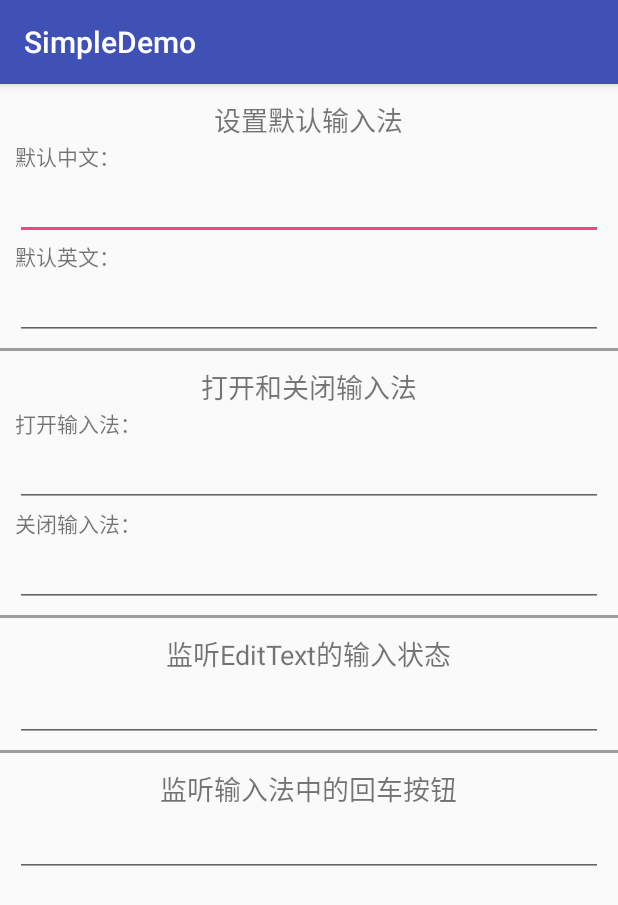
After one commit to dearHaoGeGe/SimpleSample, an Android app: the UseEditTextAct screen opened directly, with no data from a screen before it, on a phone screen of 412 x 824 dp. The commit adds this screen. Shown: the top 905 px of the screen. Run offline under Robolectric (Android 15) with nearby library versions, the phone set to English and light mode, and no system bars; libraries missing offline, so code that uses them is left out: com.orhanobut.logger.

Commit message:
学习使用EditText

```diff
--- a/app/src/main/AndroidManifest.xml
+++ b/app/src/main/AndroidManifest.xml
@@ -89,6 +89,8 @@
         <activity android:name=".cylinderImage_view.CylinderImageViewAct"/>
         <!--学习ViewPager+Fragment LazyLoad-->
         <activity android:name=".viewpager_fragment_lazyload.PagerFragmentLazyLoadAct"/>
+        <!--Android EditText 的使用及值得注意的地方-->
+        <activity android:name=".autohideime.UseEditTextAct"/>
 
         <!-- 在AndroidManifest中注册广播 -->
         <receiver android:name=".broadcast.AirPlaneModeReceiver">
--- a/app/src/main/java/com/my/simplesampletest/autohideime/AutoHideIMEActivity.java
+++ b/app/src/main/java/com/my/simplesampletest/autohideime/AutoHideIMEActivity.java
@@ -1,6 +1,8 @@
 package com.my.simplesampletest.autohideime;
 
 import android.os.Bundle;
+import android.view.View;
+import android.widget.Button;
 
 import com.my.simplesampletest.R;
 import com.my.simplesampletest.base.BaseActivity;
@@ -14,6 +16,8 @@ import com.my.simplesampletest.base.BaseActivity;
  */
 public class AutoHideIMEActivity extends BaseActivity{
 
+    private Button btn_AutoHideAct;
+
     @Override
     protected void onCreate(Bundle savedInstanceState) {
         super.onCreate(savedInstanceState);
@@ -23,7 +27,14 @@ public class AutoHideIMEActivity extends BaseActivity{
 
     @Override
     public void initView() {
+        btn_AutoHideAct= (Button) findViewById(R.id.btn_AutoHideAct);
 
+        btn_AutoHideAct.setOnClickListener(new View.OnClickListener() {
+            @Override
+            public void onClick(View v) {
+
+            }
+        });
     }
 
     @Override
--- /dev/null
+++ b/app/src/main/java/com/my/simplesampletest/autohideime/UseEditTextAct.java
@@ -0,0 +1,165 @@
+package com.my.simplesampletest.autohideime;
+
+import android.content.Context;
+import android.os.Bundle;
+import android.text.Editable;
+import android.text.TextWatcher;
+import android.util.Log;
+import android.view.KeyEvent;
+import android.view.View;
+import android.view.inputmethod.EditorInfo;
+import android.view.inputmethod.InputMethodManager;
+import android.widget.EditText;
+import android.widget.TextView;
+import android.widget.Toast;
+
+import com.my.simplesampletest.R;
+import com.my.simplesampletest.base.BaseActivity;
+import com.orhanobut.logger.Logger;
+
+/**
+ * Created by YJH on 2016/7/15.
+ */
+public class UseEditTextAct extends BaseActivity implements View.OnClickListener, TextWatcher, View.OnKeyListener {
+
+    private static final String TAG="EditText需要注意的地方";
+    private EditText ed_zh_cn,ed_en;                //设置默认输入法
+    private EditText ed_open_input,ed_close_input;  //打开和关闭输入法
+    private EditText ed_addTextChangedListener;     //监听EditText的输入状态
+    private EditText ed_OnKeyListener;              //监听输入法中的回车按钮
+    private TextView tv_open_input,tv_close_input;
+
+    @Override
+    protected void onCreate(Bundle savedInstanceState) {
+        super.onCreate(savedInstanceState);
+        setContentView(R.layout.activity_use_edit_text);
+
+        initView();
+        initData();
+    }
+
+    @Override
+    public void initView() {
+        ed_zh_cn= (EditText) findViewById(R.id.ed_zh_cn);
+        ed_en= (EditText) findViewById(R.id.ed_en);
+
+        ed_open_input= (EditText) findViewById(R.id.ed_open_input);
+        ed_close_input= (EditText) findViewById(R.id.ed_close_input);
+        tv_open_input= (TextView) findViewById(R.id.tv_open_input);
+        tv_close_input= (TextView) findViewById(R.id.tv_close_input);
+        ed_addTextChangedListener= (EditText) findViewById(R.id.ed_addTextChangedListener);
+        ed_OnKeyListener= (EditText) findViewById(R.id.ed_OnKeyListener);
+
+        tv_open_input.setOnClickListener(this);
+        tv_close_input.setOnClickListener(this);
+
+        ed_addTextChangedListener.addTextChangedListener(this);
+
+        ed_OnKeyListener.setOnKeyListener(this);
+    }
+
+    @Override
+    public void initData() {
+        //ed_zh_cn.setInputType(EditorInfo.TYPE_CLASS_PHONE);   //默认电话号码
+        ed_zh_cn.setInputType(EditorInfo.TYPE_CLASS_TEXT);  //默认中文
+        ed_en.setInputType(EditorInfo.TYPE_TEXT_VARIATION_URI); //默认英文
+
+
+        /**
+         * 改变输入法中回车按钮的显示内容
+         *
+         * IME_ACTION_SEARCH 搜索
+         * IME_ACTION_SEND 发送
+         * IME_ACTION_NEXT 下一步
+         * IME_ACTION_DONE 完成
+         */
+        ed_OnKeyListener.setImeOptions(EditorInfo.IME_ACTION_SEARCH);
+    }
+
+    @Override
+    public void onClick(View v) {
+        switch (v.getId()){
+            case R.id.tv_open_input:
+                Toast.makeText(UseEditTextAct.this, "打开输入法~", Toast.LENGTH_SHORT).show();
+                openInput(this,ed_open_input);
+                break;
+
+            case R.id.tv_close_input:
+                Toast.makeText(UseEditTextAct.this, "关闭输入法~", Toast.LENGTH_SHORT).show();
+                closeInput(this,ed_close_input);
+                break;
+        }
+    }
+
+
+    /**
+     * 打开输入法
+     *
+     * @param context
+     * @param editText
+     */
+    private void openInput(Context context, View editText){
+        InputMethodManager inputMethodManager = (InputMethodManager) context.getSystemService(Context.INPUT_METHOD_SERVICE);
+        inputMethodManager.showSoftInput(editText, 0);
+    }
+
+    /**
+     * 关闭输入法
+     *
+     * @param context
+     * @param editText
+     */
+    private void closeInput(Context context, View editText){
+        InputMethodManager inputMethodManager = (InputMethodManager) context.getSystemService(Context.INPUT_METHOD_SERVICE);
+        inputMethodManager.hideSoftInputFromWindow(editText.getWindowToken(), 0);
+    }
+
+    //********************************addTextChangedListener  开始**********************************//
+    @Override
+    public void beforeTextChanged(CharSequence s, int start, int count, int after) {
+
+    }
+
+    /**
+     * 监听EditText输入内容的变化，在这里可以监听输入内容的长度
+     *
+     * @param s
+     * @param start
+     * @param before
+     * @param count
+     */
+    @Override
+    public void onTextChanged(CharSequence s, int start, int before, int count) {
+        //Logger.d(TAG,s.toString());
+    }
+
+    /**
+     * 这里可以实现所输即所得，用户输入的同时可以立即在这里根据输入内容执行操作，显示搜索结果
+     *
+     * @param s
+     */
+    @Override
+    public void afterTextChanged(Editable s) {
+        Logger.d(TAG,s.toString());
+    }
+    //********************************addTextChangedListener  结束*********************************//
+
+
+    /**
+     * 监听输入法按键
+     *
+     * @param v
+     * @param keyCode
+     * @param event
+     * @return
+     */
+    @Override
+    public boolean onKey(View v, int keyCode, KeyEvent event) {
+        if (keyCode==KeyEvent.KEYCODE_ENTER && event.getAction()==KeyEvent.ACTION_UP){
+            Toast.makeText(UseEditTextAct.this, "手指弹起时执行确认功能", Toast.LENGTH_SHORT).show();
+            return true;
+        }
+        return false;
+    }
+
+}
--- a/app/src/main/java/com/my/simplesampletest/jsonobjecttostring/JSONObjectActivity.java
+++ b/app/src/main/java/com/my/simplesampletest/jsonobjecttostring/JSONObjectActivity.java
@@ -102,7 +102,7 @@ public class JSONObjectActivity extends BaseActivity {
 
     @Override
     public boolean onKeyDown(int keyCode, KeyEvent event) {
-        Toast.makeText(JSONObjectActivity.this, "555~", Toast.LENGTH_SHORT).show();
+        //Toast.makeText(JSONObjectActivity.this, "555~", Toast.LENGTH_SHORT).show();
         if (keyCode==event.KEYCODE_HOME){
             Snackbar.make(tv_JSONObjectAct,"点击Home键~",Snackbar.LENGTH_SHORT).show();
             return false;
--- a/app/src/main/java/com/my/simplesampletest/main/MainActivity.java
+++ b/app/src/main/java/com/my/simplesampletest/main/MainActivity.java
@@ -11,6 +11,7 @@ import android.view.View;
 import com.my.simplesampletest.about.AboutActivity;
 import com.my.simplesampletest.act_life_cycle.LifeCycleActivity;
 import com.my.simplesampletest.activitypostobject.PostActivity;
+import com.my.simplesampletest.autohideime.UseEditTextAct;
 import com.my.simplesampletest.broadcast.BroadCastActivity;
 import com.my.simplesampletest.coupondisplayview.CouponDisplayActivity;
 import com.my.simplesampletest.autohideime.AutoHideIMEActivity;
@@ -132,6 +133,10 @@ public class MainActivity extends BaseActivity implements MainActAdapter.MyItemO
         data.add("学习使用Snackbar");
         data.add("循环显示超长图片");
         data.add("学习ViewPager+Fragment LazyLoad");
+        data.add("Android EditText 的使用及值得注意的地方");
+        data.add("5s1d6a165a1ds515c15d1c5d");
+        data.add("5s1d6a165a1ds515c15d1c5d");
+        data.add("5s1d6a165a1ds515c15d1c5d");
         data.add("5s1d6a165a1ds515c15d1c5d");
         data.add("5s1d6a165a1ds515c15d1c5d");
         data.add("5s1d6a165a1ds515c15d1c5d");
@@ -266,6 +271,10 @@ public class MainActivity extends BaseActivity implements MainActAdapter.MyItemO
             case 27://学习ViewPager+Fragment LazyLoad
                 startActivity(new Intent(this, PagerFragmentLazyLoadAct.class));
                 break;
+
+            case 28://Android EditText 的使用及值得注意的地方
+                startActivity(new Intent(this, UseEditTextAct.class));
+                break;
         }
     }
 
--- a/app/src/main/res/layout/activity_auto_hide.xml
+++ b/app/src/main/res/layout/activity_auto_hide.xml
@@ -100,5 +100,12 @@
             android:layout_margin="10dp"
             android:hint="Hello World!" />
 
+        <Button
+            android:id="@+id/btn_AutoHideAct"
+            android:text="跳到下一个Activity"
+            android:textAllCaps="false"
+            android:layout_width="wrap_content"
+            android:layout_height="wrap_content" />
+
     </LinearLayout>
 </ScrollView>
--- /dev/null
+++ b/app/src/main/res/layout/activity_use_edit_text.xml
@@ -0,0 +1,166 @@
+<?xml version="1.0" encoding="utf-8"?>
+<ScrollView xmlns:android="http://schemas.android.com/apk/res/android"
+    android:layout_width="match_parent"
+    android:layout_height="match_parent"
+    android:orientation="vertical">
+
+    <RelativeLayout
+        android:layout_width="match_parent"
+        android:layout_height="match_parent"
+        android:orientation="vertical">
+
+        <LinearLayout
+            android:id="@+id/ll1"
+            android:layout_marginTop="10dp"
+            android:layout_marginRight="10dp"
+            android:layout_marginLeft="10dp"
+            android:layout_width="match_parent"
+            android:layout_height="wrap_content"
+            android:orientation="vertical" >
+
+            <TextView
+                android:textSize="18sp"
+                android:layout_gravity="center"
+                android:text="设置默认输入法"
+                android:layout_width="wrap_content"
+                android:layout_height="wrap_content" />
+
+            <TextView
+                android:text="默认中文："
+                android:layout_width="wrap_content"
+                android:layout_height="wrap_content" />
+
+            <EditText
+                android:id="@+id/ed_zh_cn"
+                android:layout_width="match_parent"
+                android:layout_height="wrap_content" />
+
+            <TextView
+                android:text="默认英文："
+                android:layout_width="wrap_content"
+                android:layout_height="wrap_content" />
+
+            <EditText
+                android:id="@+id/ed_en"
+                android:layout_width="match_parent"
+                android:layout_height="wrap_content" />
+
+        </LinearLayout>
+
+        <View
+            android:id="@+id/view1"
+            android:layout_below="@+id/ll1"
+            android:background="#9C9C9C"
+            android:layout_marginTop="5dp"
+            android:layout_width="match_parent"
+            android:layout_height="2dp"/>
+
+        <LinearLayout
+            android:layout_below="@+id/view1"
+            android:id="@+id/ll2"
+            android:layout_marginTop="10dp"
+            android:layout_marginRight="10dp"
+            android:layout_marginLeft="10dp"
+            android:layout_width="match_parent"
+            android:layout_height="wrap_content"
+            android:orientation="vertical" >
+
+            <TextView
+                android:textSize="18sp"
+                android:layout_gravity="center"
+                android:text="打开和关闭输入法"
+                android:layout_width="wrap_content"
+                android:layout_height="wrap_content" />
+
+            <TextView
+                android:id="@+id/tv_open_input"
+                android:text="打开输入法："
+                android:layout_width="wrap_content"
+                android:layout_height="wrap_content" />
+
+            <EditText
+                android:id="@+id/ed_open_input"
+                android:layout_width="match_parent"
+                android:layout_height="wrap_content" />
+
+            <TextView
+                android:id="@+id/tv_close_input"
+                android:text="关闭输入法："
+                android:layout_width="wrap_content"
+                android:layout_height="wrap_content" />
+
+            <EditText
+                android:id="@+id/ed_close_input"
+                android:layout_width="match_parent"
+                android:layout_height="wrap_content" />
+
+
+        </LinearLayout>
+
+        <View
+            android:id="@+id/view2"
+            android:layout_below="@+id/ll2"
+            android:background="#9C9C9C"
+            android:layout_marginTop="5dp"
+            android:layout_width="match_parent"
+            android:layout_height="2dp"/>
+
+        <LinearLayout
+            android:layout_below="@+id/view2"
+            android:id="@+id/ll3"
+            android:layout_marginTop="10dp"
+            android:layout_marginRight="10dp"
+            android:layout_marginLeft="10dp"
+            android:layout_width="match_parent"
+            android:layout_height="wrap_content"
+            android:orientation="vertical" >
+
+            <TextView
+                android:textSize="18sp"
+                android:layout_gravity="center"
+                android:text="监听EditText的输入状态"
+                android:layout_width="wrap_content"
+                android:layout_height="wrap_content" />
+
+            <EditText
+                android:id="@+id/ed_addTextChangedListener"
+                android:layout_width="match_parent"
+                android:layout_height="wrap_content" />
+
+        </LinearLayout>
+
+        <View
+            android:id="@+id/view3"
+            android:layout_below="@+id/ll3"
+            android:background="#9C9C9C"
+            android:layout_marginTop="5dp"
+            android:layout_width="match_parent"
+            android:layout_height="2dp"/>
+
+        <LinearLayout
+            android:layout_below="@+id/view3"
+            android:id="@+id/ll4"
+            android:layout_marginTop="10dp"
+            android:layout_marginRight="10dp"
+            android:layout_marginLeft="10dp"
+            android:layout_width="match_parent"
+            android:layout_height="wrap_content"
+            android:orientation="vertical" >
+
+            <TextView
+                android:textSize="18sp"
+                android:layout_gravity="center"
+                android:text="监听输入法中的回车按钮"
+                android:layout_width="wrap_content"
+                android:layout_height="wrap_content" />
+
+            <EditText
+                android:id="@+id/ed_OnKeyListener"
+                android:layout_width="match_parent"
+                android:layout_height="wrap_content" />
+
+        </LinearLayout>
+
+    </RelativeLayout>
+
+</ScrollView>
```
